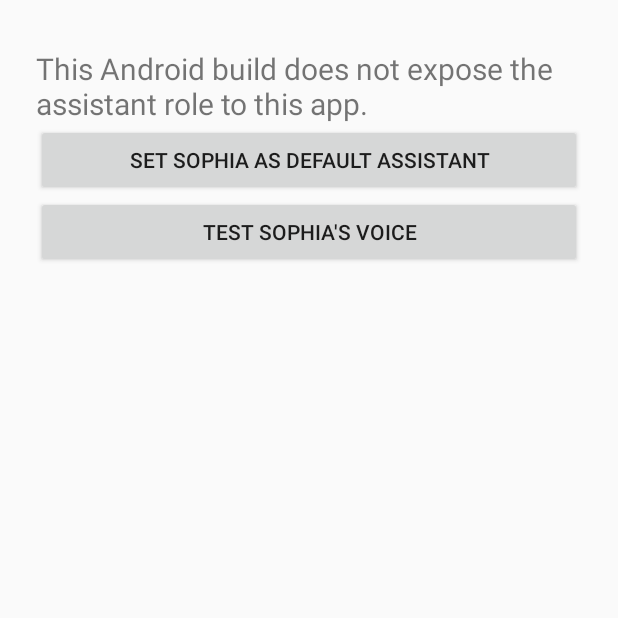
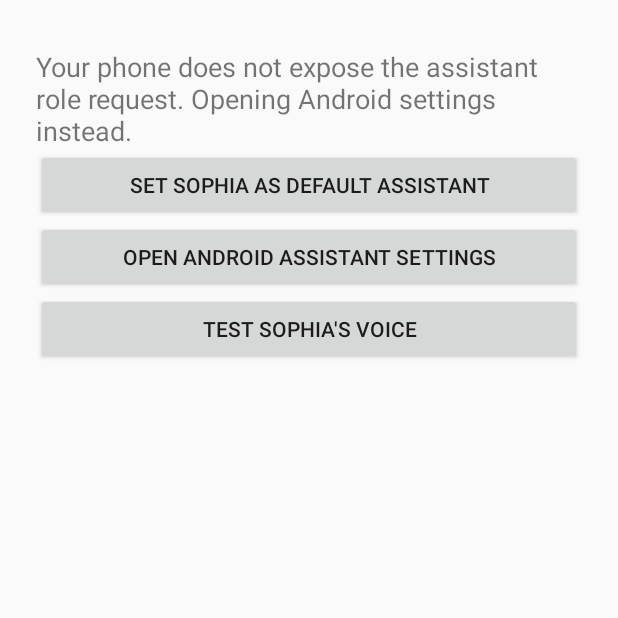
Before and after one commit to talhamustafa013-sketch/Sophia, an Android app: the screen it shows after launch (MainActivity), after a tap on "SET SOPHIA AS DEFAULT ASSISTANT", on a phone screen of 412 x 824 dp, the top half of it. Run offline under Robolectric (Android 15) with nearby library versions, the phone set to English and light mode, and no system bars.

Commit message:
Add assistant settings fallback and visible diagnostics

```diff
--- a/app/src/main/java/com/talhamustafa/sophia/MainActivity.kt
+++ b/app/src/main/java/com/talhamustafa/sophia/MainActivity.kt
@@ -1,8 +1,12 @@
 package com.talhamustafa.sophia
+
 import android.app.Activity
 import android.app.role.RoleManager
+import android.content.ActivityNotFoundException
 import android.content.Intent
+import android.os.Build
 import android.os.Bundle
+import android.provider.Settings
 import android.speech.tts.TextToSpeech
 import android.widget.Button
 import android.widget.LinearLayout
@@ -12,31 +16,113 @@ import java.util.Locale
 class MainActivity : Activity(), TextToSpeech.OnInitListener {
     private var tts: TextToSpeech? = null
     private lateinit var status: TextView
+
     override fun onCreate(savedInstanceState: Bundle?) {
         super.onCreate(savedInstanceState)
         tts = TextToSpeech(this, this)
-        val layout = LinearLayout(this).apply { orientation = LinearLayout.VERTICAL; setPadding(36, 48, 36, 36) }
-        status = TextView(this).apply { textSize = 20f; text = "Sophia is ready to be configured." }
-        val setAssistant = Button(this).apply { text = "Set Sophia as default assistant"; setOnClickListener { requestAssistantRole() } }
-        val testVoice = Button(this).apply { text = "Test Sophia's voice"; setOnClickListener { speak("Hello. I'm Sophia. Your voice assistant is installed.") } }
-        layout.addView(status); layout.addView(setAssistant); layout.addView(testVoice); setContentView(layout)
+
+        val layout = LinearLayout(this).apply {
+            orientation = LinearLayout.VERTICAL
+            setPadding(36, 48, 36, 36)
+        }
+        status = TextView(this).apply {
+            textSize = 18f
+            text = "Sophia is installed. Choose how to set your assistant."
+        }
+        val setAssistant = Button(this).apply {
+            text = "Set Sophia as default assistant"
+            setOnClickListener { requestAssistantRole() }
+        }
+        val openSettings = Button(this).apply {
+            text = "Open Android assistant settings"
+            setOnClickListener { openAssistantSettings() }
+        }
+        val testVoice = Button(this).apply {
+            text = "Test Sophia's voice"
+            setOnClickListener { speak("Hello. I'm Sophia. Your voice assistant is installed.") }
+        }
+        layout.addView(status)
+        layout.addView(setAssistant)
+        layout.addView(openSettings)
+        layout.addView(testVoice)
+        setContentView(layout)
     }
+
     private fun requestAssistantRole() {
-        val roles = getSystemService(RoleManager::class.java)
-        if (roles == null || !roles.isRoleAvailable(RoleManager.ROLE_ASSISTANT)) { status.text = "This Android build does not expose the assistant role to this app."; return }
-        if (roles.isRoleHeld(RoleManager.ROLE_ASSISTANT)) { status.text = "Sophia is already your default assistant."; return }
-        startActivityForResult(roles.createRequestRoleIntent(RoleManager.ROLE_ASSISTANT), 42)
+        status.text = "Checking Android assistant support..."
+        if (Build.VERSION.SDK_INT < Build.VERSION_CODES.Q) {
+            status.text = "This Android version does not support the assistant role request. Opening settings."
+            openAssistantSettings()
+            return
+        }
+        try {
+            val roles = getSystemService(RoleManager::class.java)
+            if (roles == null) {
+                status.text = "Android did not provide the assistant role service. Opening settings."
+                openAssistantSettings()
+                return
+            }
+            if (!roles.isRoleAvailable(RoleManager.ROLE_ASSISTANT)) {
+                status.text = "Your phone does not expose the assistant role request. Opening Android settings instead."
+                openAssistantSettings()
+                return
+            }
+            if (roles.isRoleHeld(RoleManager.ROLE_ASSISTANT)) {
+                status.text = "Sophia is already your default assistant."
+                speak(status.text.toString())
+                return
+            }
+            status.text = "Opening Android's assistant selection..."
+            startActivityForResult(roles.createRequestRoleIntent(RoleManager.ROLE_ASSISTANT), 42)
+        } catch (e: Exception) {
+            status.text = "Could not open the selection popup: ${e.javaClass.simpleName}. Trying Android settings."
+            openAssistantSettings()
+        }
     }
+
+    private fun openAssistantSettings() {
+        val candidates = listOf(
+            Settings.ACTION_VOICE_INPUT_SETTINGS,
+            Settings.ACTION_MANAGE_DEFAULT_APPS_SETTINGS
+        )
+        for (action in candidates) {
+            try {
+                startActivity(Intent(action))
+                return
+            } catch (_: ActivityNotFoundException) {
+                // Try the next Android settings screen.
+            } catch (_: Exception) {
+                // Try the next Android settings screen.
+            }
+        }
+        status.text = "Your phone does not provide an assistant settings screen. Open Settings and search for 'Default apps' or 'Digital assistant app'."
+    }
+
     @Deprecated("Deprecated by Android; retained for device compatibility")
     override fun onActivityResult(requestCode: Int, resultCode: Int, data: Intent?) {
         super.onActivityResult(requestCode, resultCode, data)
         if (requestCode == 42) {
-            val roles = getSystemService(RoleManager::class.java)
-            status.text = if (roles?.isRoleHeld(RoleManager.ROLE_ASSISTANT) == true) "Sophia is now your default assistant. Wake-word support still depends on device/system support." else "Assistant selection was not completed."
+            val roles = if (Build.VERSION.SDK_INT >= Build.VERSION_CODES.Q) getSystemService(RoleManager::class.java) else null
+            status.text = if (roles?.isRoleHeld(RoleManager.ROLE_ASSISTANT) == true) {
+                "Sophia is now your default assistant. Wake-word support still depends on device and system support."
+            } else {
+                "Assistant selection was cancelled or not completed. You can try Android assistant settings."
+            }
             speak(status.text.toString())
         }
     }
-    override fun onInit(statusCode: Int) { if (statusCode == TextToSpeech.SUCCESS) tts?.language = Locale.getDefault() }
-    private fun speak(message: String) { tts?.speak(message, TextToSpeech.QUEUE_FLUSH, null, "sophia-" + System.currentTimeMillis()) }
-    override fun onDestroy() { tts?.stop(); tts?.shutdown(); super.onDestroy() }
+
+    override fun onInit(statusCode: Int) {
+        if (statusCode == TextToSpeech.SUCCESS) tts?.language = Locale.getDefault()
+    }
+
+    private fun speak(message: String) {
+        tts?.speak(message, TextToSpeech.QUEUE_FLUSH, null, "sophia-" + System.currentTimeMillis())
+    }
+
+    override fun onDestroy() {
+        tts?.stop()
+        tts?.shutdown()
+        super.onDestroy()
+    }
 }
```
